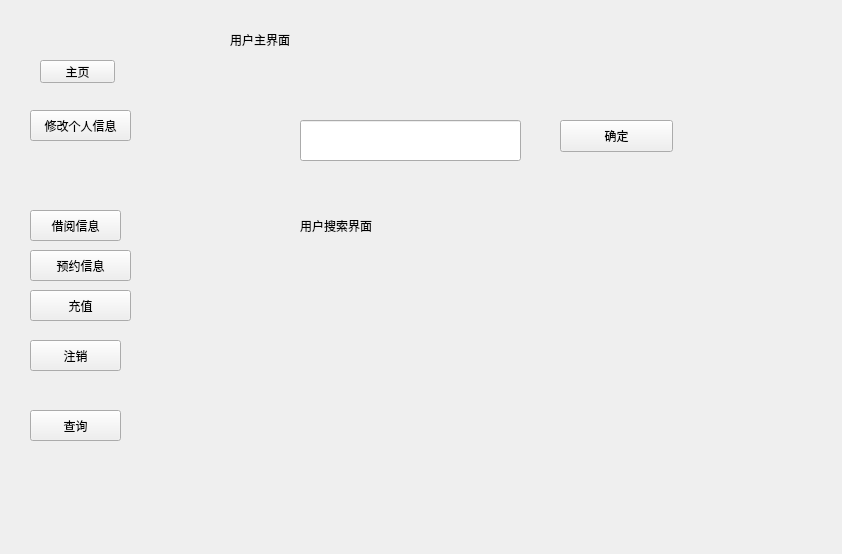
Old version of the form librarysystem.ui in the repository sdwangyu/LibraryDesign.
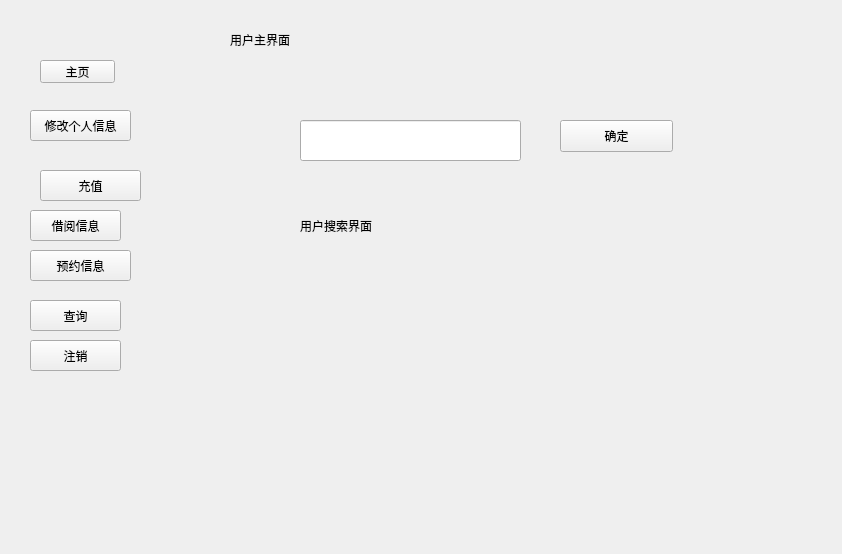
New version of the form.

```diff
--- a/librarysystem.ui
+++ b/librarysystem.ui
@@ -341,8 +341,8 @@
     <widget class="QPushButton" name="pushButton_7">
      <property name="geometry">
       <rect>
-       <x>10</x>
-       <y>280</y>
+       <x>20</x>
+       <y>160</y>
        <width>101</width>
        <height>31</height>
       </rect>
@@ -381,7 +381,7 @@
      <property name="geometry">
       <rect>
        <x>10</x>
-       <y>400</y>
+       <y>290</y>
        <width>91</width>
        <height>31</height>
       </rect>
```
